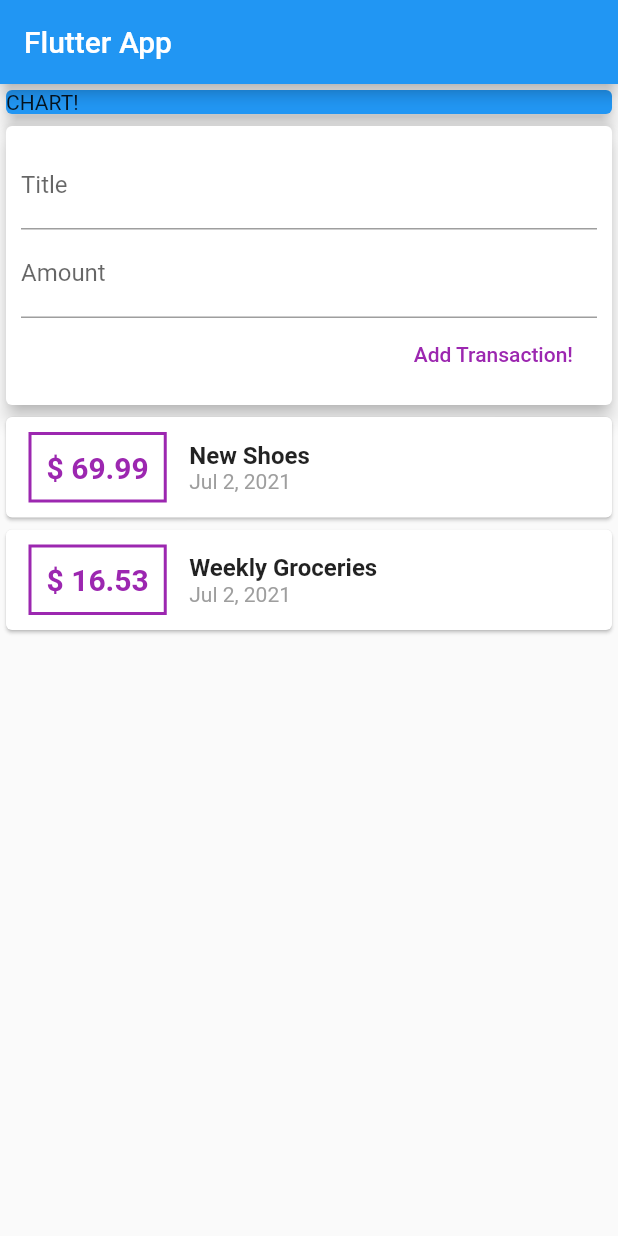
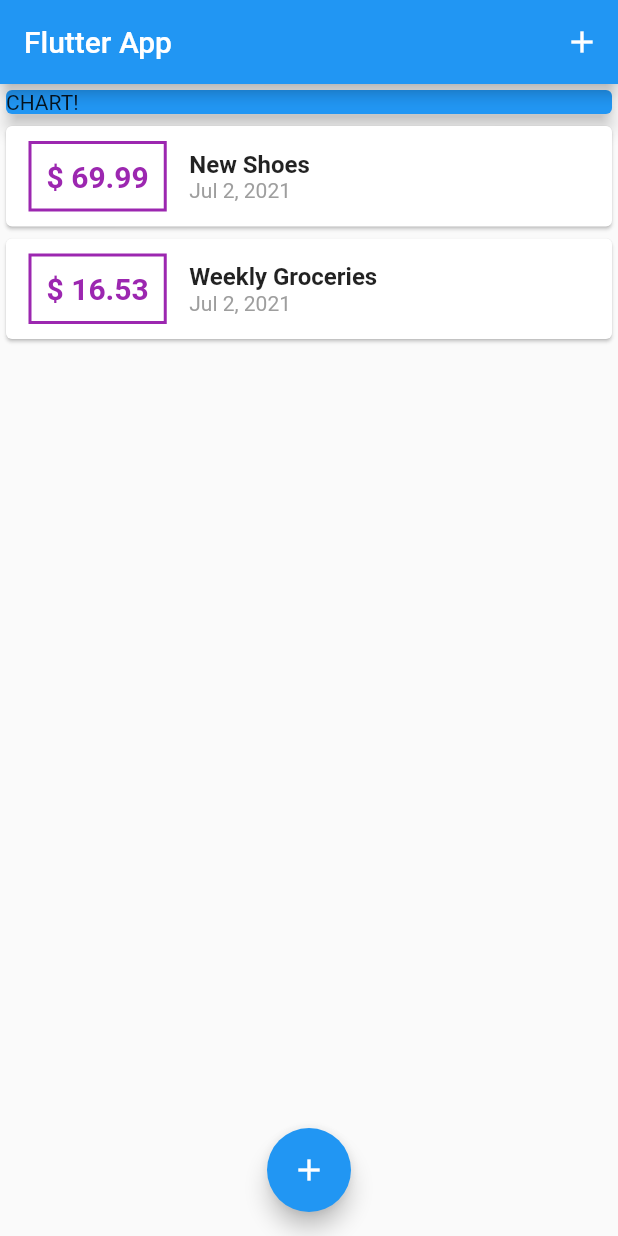
Before and after one commit to mirageruler/Learning-Flutters, a Flutter app: the screen it shows after launch, on a phone screen of 412 x 824 dp. Run offline on Flutter 3.47's test engine with Material 2 defaults, Android fonts, the phone set to English and light mode, and no system bars.

Commit message:
My second commit

```diff
--- a/lib/main.dart
+++ b/lib/main.dart
@@ -2,7 +2,7 @@ import 'package:flutter/material.dart';
 import 'package:flutter_complete_guide/widgets/transaction_list.dart';
 import './widgets/new_transaction.dart';
 import 'package:intl/intl.dart';
-import './widgets/user_transaction.dart';
+import './models/transaction.dart';
 //import './question.dart';
 //import './answer.dart';
 
@@ -22,19 +22,63 @@ class MyApp extends StatelessWidget {
   }
 }
 
-class MyHomePage extends StatelessWidget {
+class MyHomePage extends StatefulWidget {
   //String titleInput;
   //String amoutInput;
-  final titleController = TextEditingController();
-  final amountController = TextEditingController();
+  @override
+  _MyHomePageState createState() => _MyHomePageState();
+}
+
+class _MyHomePageState extends State<MyHomePage> {
+  final List<Transaction> _userTransactions = [
+    Transaction(
+      id: 't1',
+      title: 'New Shoes',
+      amount: 69.99,
+      date: DateTime.now(),
+    ),
+    Transaction(
+      id: 't2',
+      title: 'Weekly Groceries',
+      amount: 16.53,
+      date: DateTime.now(),
+    ),
+  ];
+
+  void _addNewTransaction(String txTitle, double txAmount) {
+    final newTx = Transaction(
+        id: DateTime.now().toString(),
+        title: txTitle,
+        amount: txAmount,
+        date: DateTime.now());
+
+    setState(() {
+      _userTransactions.add(newTx);
+    });
+  }
+
+  void _startAddNewTransaction(BuildContext ctx) {
+    showModalBottomSheet(
+      context: ctx,
+      builder: (_) {
+        return NewTransaction(_addNewTransaction);
+      },
+    );
+  }
 
   @override
   Widget build(BuildContext context) {
     return Scaffold(
       appBar: AppBar(
         title: Text('Flutter App'),
+        actions: <Widget>[
+          IconButton(
+              onPressed: () => _startAddNewTransaction(context),
+              icon: Icon(Icons.add)),
+        ],
       ),
-      body: Column(
+      body: SingleChildScrollView(
+        child: Column(
           //mainAxisAlignment: MainAxisAlignment.start,
           crossAxisAlignment: CrossAxisAlignment.stretch,
           children: <Widget>[
@@ -46,8 +90,14 @@ class MyHomePage extends StatelessWidget {
                 elevation: 5,
               ),
             ),
-          UserTransaction(),
+            TransactionList(_userTransactions),
           ],
+        ),
+      ),
+      floatingActionButtonLocation: FloatingActionButtonLocation.centerFloat,
+      floatingActionButton: FloatingActionButton(
+        child: Icon(Icons.add),
+        onPressed: () => _startAddNewTransaction(context),
       ),
     );
   }
--- a/lib/widgets/transaction_list.dart
+++ b/lib/widgets/transaction_list.dart
@@ -9,8 +9,10 @@ class TransactionList extends StatelessWidget {
 
   @override
   Widget build(BuildContext context) {
-    return Column(
-      children: transactions.map((tx) {
+    return Container(
+      height: 300,
+      child: ListView.builder(
+        itemBuilder: (ctx, index) {
           return Card(
             child: Row(
               children: [
@@ -27,7 +29,7 @@ class TransactionList extends StatelessWidget {
                   ),
                   padding: EdgeInsets.all(10),
                   child: Text(
-                  '\$ ${tx.amount}',
+                    '\$ ${transactions[index].amount.toStringAsFixed(2)}',
                     style: TextStyle(
                       fontWeight: FontWeight.bold,
                       fontSize: 20,
@@ -39,11 +41,12 @@ class TransactionList extends StatelessWidget {
                   crossAxisAlignment: CrossAxisAlignment.start,
                   children: [
                     Text(
-                    tx.title,
-                    style: TextStyle(fontSize: 16, fontWeight: FontWeight.bold),
+                      transactions[index].title,
+                      style:
+                          TextStyle(fontSize: 16, fontWeight: FontWeight.bold),
                     ),
                     Text(
-                    DateFormat.yMMMd().format(tx.date),
+                      DateFormat.yMMMd().format(transactions[index].date),
                       style: TextStyle(
                         color: Colors.grey,
                       ),
@@ -53,7 +56,9 @@ class TransactionList extends StatelessWidget {
               ],
             ),
           );
-      }).toList(),
+        },
+        itemCount: transactions.length,
+      ),
     );
   }
 }
--- a/lib/widgets/user_transaction.dart
+++ /dev/null
@@ -1,46 +0,0 @@
-import 'package:flutter/material.dart';
-import './new_transaction.dart';
-import './transaction_list.dart';
-import '../models/transaction.dart';
-
-class UserTransaction extends StatefulWidget {
-  @override
-  _UserTransactionState createState() => _UserTransactionState();
-}
-
-class _UserTransactionState extends State<UserTransaction> {
-  final List<Transaction> _userTransactions = [
-    Transaction(
-      id: 't1',
-      title: 'New Shoes',
-      amount: 69.99,
-      date: DateTime.now(),
-    ),
-    Transaction(
-      id: 't2',
-      title: 'Weekly Groceries',
-      amount: 16.53,
-      date: DateTime.now(),
-    ),
-  ];
-
-  void _addNewTransaction(String txTitle, double txAmount) {
-    final newTx = Transaction(
-        id: DateTime.now().toString(),
-        title: txTitle,
-        amount: txAmount,
-        date: DateTime.now());
-
-    setState(() {
-      _userTransactions.add(newTx);
-    });
-  }
-
-  @override
-  Widget build(BuildContext context) {
-    return Column(children: [
-      NewTransaction(_addNewTransaction),
-      TransactionList(_userTransactions),
-    ]);
-  }
-}
```
Also changed, not shown: lib/widgets/new_transaction.dart (+17 -8 lines), 30 other files. Lines whose indentation alone changed are shown as unchanged.
